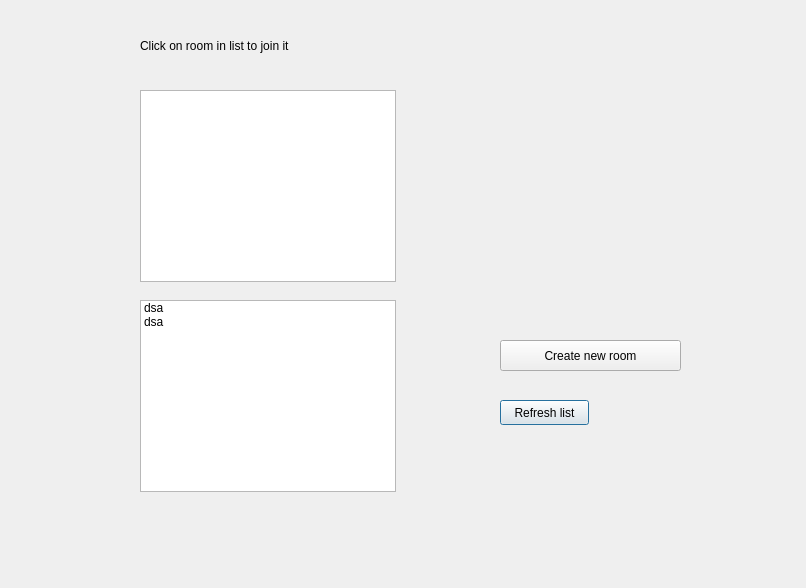
GPlaczek/Networking, file src/client/lobby.ui: the form before one commit.
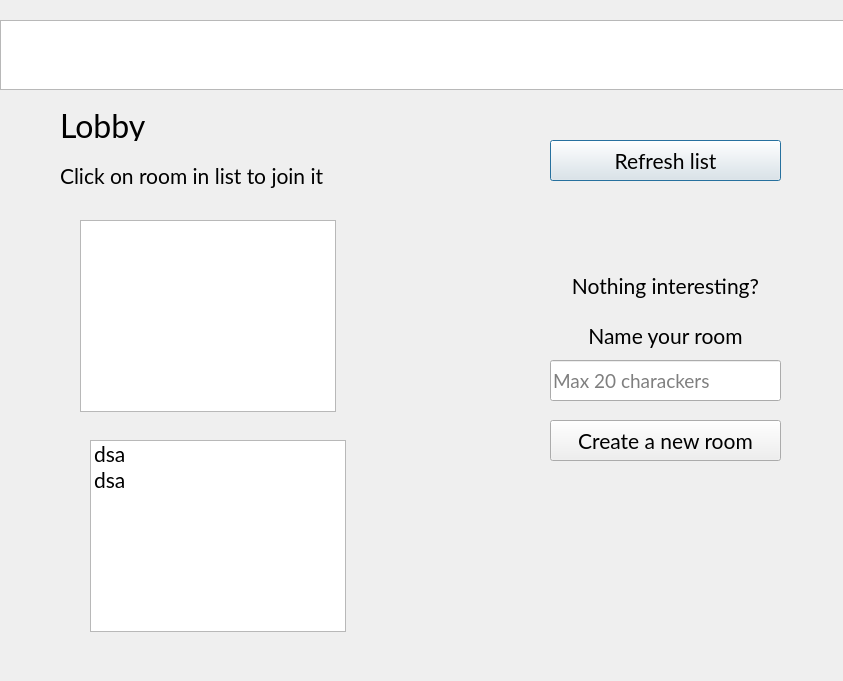
The form after the commit.

Commit message: [#7] Create room from gui

Patch:
```diff
--- a/src/client/lobby.ui
+++ b/src/client/lobby.ui
@@ -6,20 +6,26 @@
    <rect>
     <x>0</x>
     <y>0</y>
-    <width>806</width>
-    <height>588</height>
+    <width>843</width>
+    <height>681</height>
    </rect>
   </property>
+  <property name="font">
+   <font>
+    <family>Lato</family>
+    <pointsize>16</pointsize>
+   </font>
+  </property>
   <property name="windowTitle">
    <string>Dialog</string>
   </property>
   <widget class="QPushButton" name="refreshBtn">
    <property name="geometry">
     <rect>
-     <x>500</x>
-     <y>400</y>
-     <width>89</width>
-     <height>25</height>
+     <x>550</x>
+     <y>140</y>
+     <width>231</width>
+     <height>41</height>
     </rect>
    </property>
    <property name="text">
@@ -29,8 +35,8 @@
   <widget class="QListView" name="listView">
    <property name="geometry">
     <rect>
-     <x>140</x>
-     <y>90</y>
+     <x>80</x>
+     <y>220</y>
      <width>256</width>
      <height>192</height>
     </rect>
@@ -39,8 +45,8 @@
   <widget class="QListWidget" name="listWidget">
    <property name="geometry">
     <rect>
-     <x>140</x>
-     <y>300</y>
+     <x>90</x>
+     <y>440</y>
      <width>256</width>
      <height>192</height>
     </rect>
@@ -59,27 +65,153 @@
   <widget class="QPushButton" name="createRoomBtn">
    <property name="geometry">
     <rect>
-     <x>500</x>
-     <y>340</y>
-     <width>181</width>
-     <height>31</height>
+     <x>550</x>
+     <y>420</y>
+     <width>231</width>
+     <height>41</height>
     </rect>
    </property>
    <property name="text">
-    <string>Create new room</string>
+    <string>Create a new room</string>
    </property>
   </widget>
   <widget class="QLabel" name="label">
    <property name="geometry">
     <rect>
-     <x>140</x>
-     <y>30</y>
+     <x>60</x>
+     <y>160</y>
      <width>331</width>
      <height>31</height>
     </rect>
    </property>
    <property name="text">
     <string>Click on room in list to join it</string>
+   </property>
+   <property name="alignment">
+    <set>Qt::AlignLeading|Qt::AlignLeft|Qt::AlignVCenter</set>
+   </property>
+  </widget>
+  <widget class="QLabel" name="label_2">
+   <property name="geometry">
+    <rect>
+     <x>550</x>
+     <y>270</y>
+     <width>231</width>
+     <height>31</height>
+    </rect>
+   </property>
+   <property name="text">
+    <string>Nothing interesting?</string>
+   </property>
+   <property name="alignment">
+    <set>Qt::AlignCenter</set>
+   </property>
+  </widget>
+  <widget class="QLabel" name="label_3">
+   <property name="geometry">
+    <rect>
+     <x>60</x>
+     <y>110</y>
+     <width>201</width>
+     <height>31</height>
+    </rect>
+   </property>
+   <property name="font">
+    <font>
+     <family>Lato</family>
+     <pointsize>24</pointsize>
+    </font>
+   </property>
+   <property name="text">
+    <string>Lobby</string>
+   </property>
+   <property name="alignment">
+    <set>Qt::AlignLeading|Qt::AlignLeft|Qt::AlignVCenter</set>
+   </property>
+  </widget>
+  <widget class="QLabel" name="label_4">
+   <property name="geometry">
+    <rect>
+     <x>550</x>
+     <y>320</y>
+     <width>231</width>
+     <height>31</height>
+    </rect>
+   </property>
+   <property name="text">
+    <string>Name your room</string>
+   </property>
+   <property name="alignment">
+    <set>Qt::AlignCenter</set>
+   </property>
+  </widget>
+  <widget class="QLineEdit" name="roomName">
+   <property name="geometry">
+    <rect>
+     <x>550</x>
+     <y>360</y>
+     <width>231</width>
+     <height>41</height>
+    </rect>
+   </property>
+   <property name="font">
+    <font>
+     <family>Lato</family>
+     <pointsize>14</pointsize>
+    </font>
+   </property>
+   <property name="inputMask">
+    <string/>
+   </property>
+   <property name="text">
+    <string/>
+   </property>
+   <property name="maxLength">
+    <number>20</number>
+   </property>
+   <property name="cursorPosition">
+    <number>0</number>
+   </property>
+   <property name="placeholderText">
+    <string>Max 20 charackers</string>
+   </property>
+  </widget>
+  <widget class="QTextEdit" name="msgText">
+   <property name="enabled">
+    <bool>true</bool>
+   </property>
+   <property name="geometry">
+    <rect>
+     <x>0</x>
+     <y>20</y>
+     <width>851</width>
+     <height>70</height>
+    </rect>
+   </property>
+   <property name="font">
+    <font>
+     <family>Lato</family>
+     <pointsize>18</pointsize>
+    </font>
+   </property>
+   <property name="lineWidth">
+    <number>1</number>
+   </property>
+   <property name="horizontalScrollBarPolicy">
+    <enum>Qt::ScrollBarAlwaysOff</enum>
+   </property>
+   <property name="readOnly">
+    <bool>true</bool>
+   </property>
+   <property name="html">
+    <string>&lt;!DOCTYPE HTML PUBLIC &quot;-//W3C//DTD HTML 4.0//EN&quot; &quot;http://www.w3.org/TR/REC-html40/strict.dtd&quot;&gt;
+&lt;html&gt;&lt;head&gt;&lt;meta name=&quot;qrichtext&quot; content=&quot;1&quot; /&gt;&lt;meta charset=&quot;utf-8&quot; /&gt;&lt;style type=&quot;text/css&quot;&gt;
+p, li { white-space: pre-wrap; }
+hr { height: 1px; border-width: 0; }
+li.unchecked::marker { content: &quot;\2610&quot;; }
+li.checked::marker { content: &quot;\2612&quot;; }
+&lt;/style&gt;&lt;/head&gt;&lt;body style=&quot; font-family:'Lato'; font-size:18pt; font-weight:400; font-style:normal;&quot;&gt;
+&lt;p style=&quot;-qt-paragraph-type:empty; margin-top:0px; margin-bottom:0px; margin-left:0px; margin-right:0px; -qt-block-indent:0; text-indent:0px;&quot;&gt;&lt;br /&gt;&lt;/p&gt;&lt;/body&gt;&lt;/html&gt;</string>
    </property>
   </widget>
  </widget>
```
The commit also changes 8 other files.
